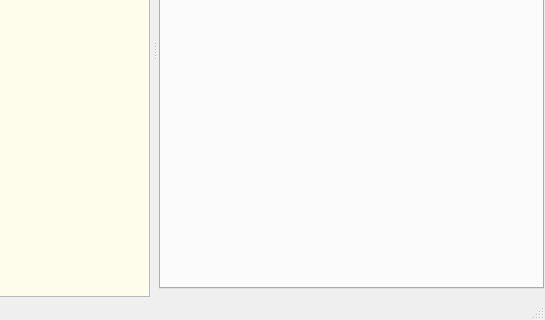
Above: src/mainwindow.ui from goldendict/goldendict before the change; both pictures show x 108 to 653 and y 218 to 538 of the 653 by 538 pixel window. Below: the same form after it.
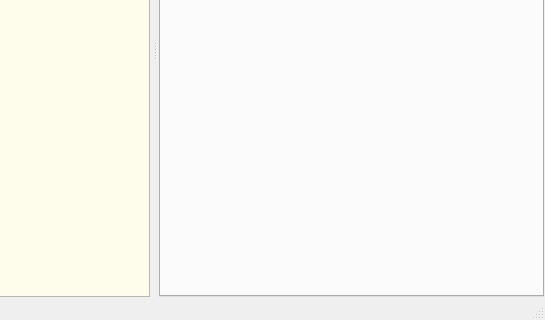
That is the form after the change. Custom widgets are drawn as their Qt base class.

Commit message: * Adjust margins a bit.

```diff
--- a/src/mainwindow.ui
+++ b/src/mainwindow.ui
@@ -21,6 +21,9 @@
     <property name="rightMargin">
      <number>1</number>
     </property>
+    <property name="bottomMargin">
+     <number>1</number>
+    </property>
     <item>
      <widget class="QTabWidget" name="tabWidget">
       <property name="currentIndex">
```
Left out of the diff: 2 changed lines with no effect on the pictures. The commit also changes 1 other file.
